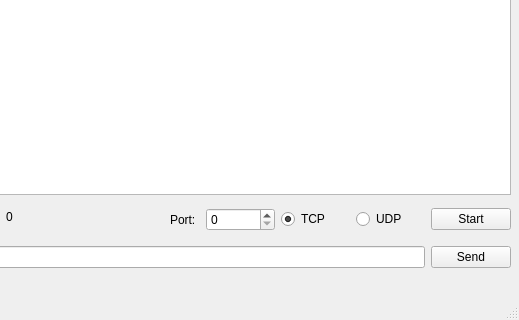
This is window.ui in BabyZion/server_gain as Qt 5 draws it before an edit; both pictures show x 280 to 799 and y 336 to 656 of the 799 by 656 pixel window. The edited form follows.
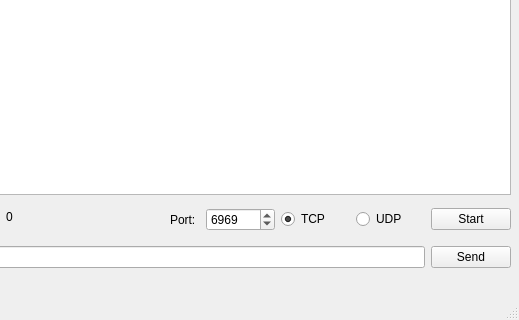
This is the edited form.

Commit message: Start server moved to seperate function from application constructor.

What changed in the file:
```diff
--- a/window.ui
+++ b/window.ui
@@ -143,6 +143,9 @@
        <property name="maximum">
         <number>65535</number>
        </property>
+       <property name="value">
+        <number>6969</number>
+       </property>
       </widget>
      </item>
      <item>
```
The commit also changes 2 other files.
